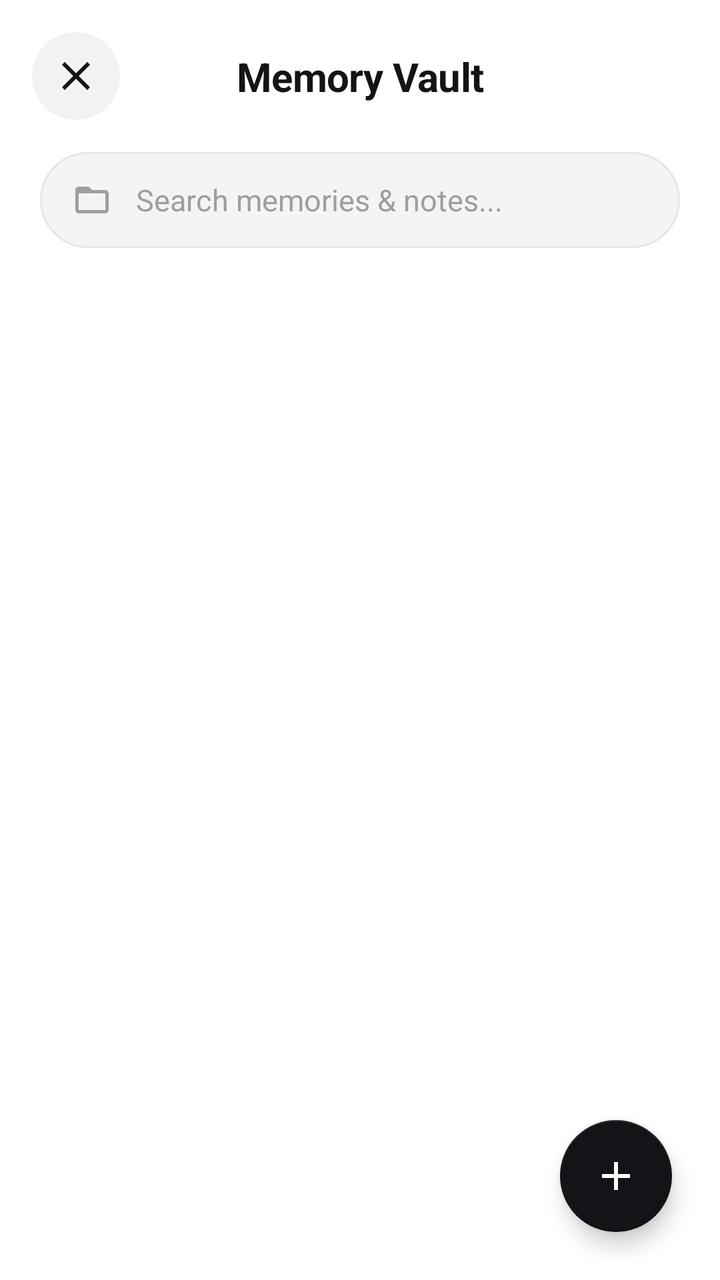
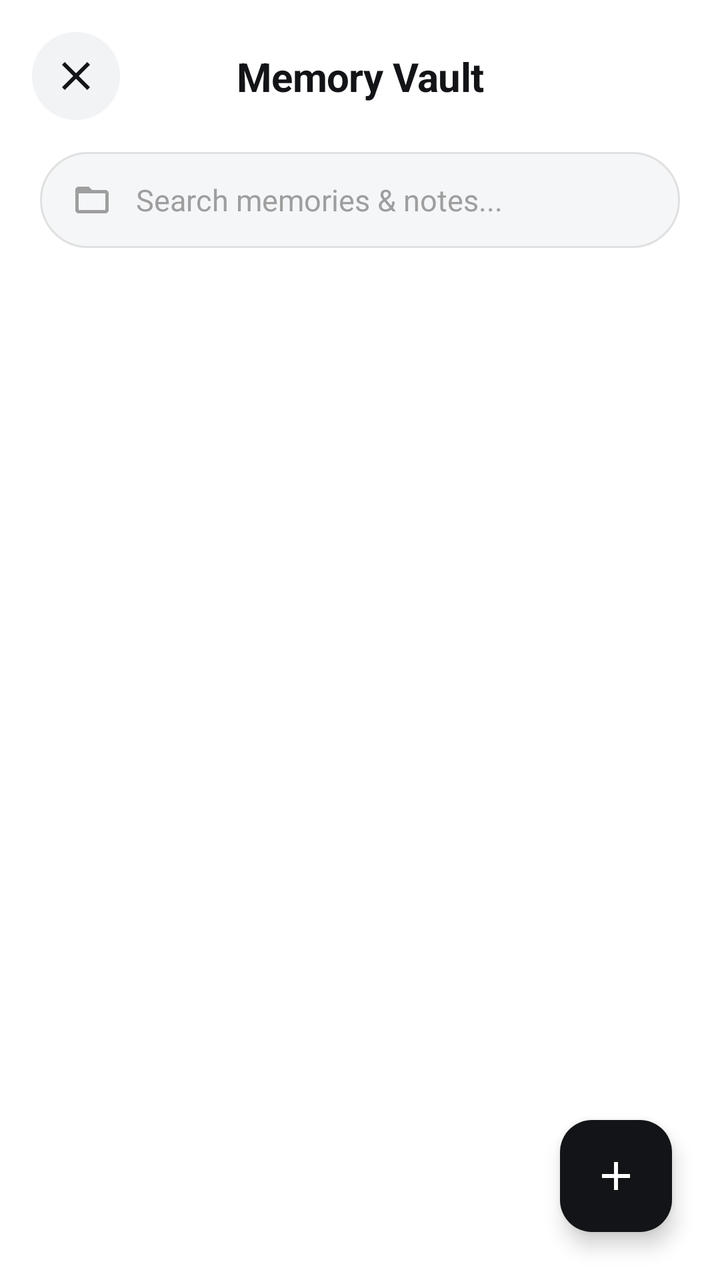

The first picture is an Android layout as it rendered before a commit; the second is the same layout after the commit. The layout source and the unified diff follow.
<!-- AndroidManifest.xml: activity theme Theme.AppTempeLate -->
<!-- res/layout/activity_memory_vault.xml -->
<?xml version="1.0" encoding="utf-8"?>
<androidx.constraintlayout.widget.ConstraintLayout xmlns:android="http://schemas.android.com/apk/res/android"
    xmlns:app="http://schemas.android.com/apk/res-auto"
    xmlns:tools="http://schemas.android.com/tools"
    android:layout_width="match_parent"
    android:layout_height="match_parent"
    android:background="#FFFFFF"
    tools:context=".MemoryVaultActivity">

    
    <ImageButton
        android:id="@+id/btnBack"
        android:layout_width="44dp"
        android:layout_height="44dp"
        android:layout_marginStart="16dp"
        android:layout_marginTop="16dp"
        android:background="@drawable/bg_circle_icon_button"
        android:contentDescription="Back"
        android:padding="10dp"
        android:src="@drawable/ic_close"
        app:layout_constraintStart_toStartOf="parent"
        app:layout_constraintTop_toTopOf="parent"
        app:tint="#121417" />

    
    <TextView
        android:id="@+id/tvVaultTitle"
        android:layout_width="wrap_content"
        android:layout_height="wrap_content"
        android:text="Memory Vault"
        android:textColor="#121417"
        android:textSize="20sp"
        android:textStyle="bold"
        android:letterSpacing="-0.01"
        app:layout_constraintBottom_toBottomOf="@+id/btnBack"
        app:layout_constraintEnd_toEndOf="parent"
        app:layout_constraintStart_toStartOf="parent"
        app:layout_constraintTop_toTopOf="@+id/btnBack" />

    
    <LinearLayout
        android:id="@+id/llSearchContainer"
        android:layout_width="0dp"
        android:layout_height="wrap_content"
        android:layout_marginHorizontal="20dp"
        android:layout_marginTop="16dp"
        android:background="@drawable/bg_gemini_chat_box"
        android:gravity="center_vertical"
        android:minHeight="48dp"
        android:orientation="horizontal"
        android:paddingHorizontal="16dp"
        app:layout_constraintEnd_toEndOf="parent"
        app:layout_constraintStart_toStartOf="parent"
        app:layout_constraintTop_toBottomOf="@+id/btnBack">

        <ImageView
            android:layout_width="20dp"
            android:layout_height="20dp"
            android:src="@drawable/ic_vault"
            app:tint="#9E9E9E"
            android:contentDescription="Search Icon" />

        <EditText
            android:id="@+id/etSearchVault"
            android:layout_width="match_parent"
            android:layout_height="wrap_content"
            android:layout_marginStart="12dp"
            android:background="@null"
            android:hint="Search memories &amp; notes..."
            android:inputType="text"
            android:textColor="#121417"
            android:textColorHint="#9E9E9E"
            android:textSize="15sp" />

    </LinearLayout>

    
    <androidx.recyclerview.widget.RecyclerView
        android:id="@+id/rvMemoryList"
        android:layout_width="0dp"
        android:layout_height="0dp"
        android:layout_marginTop="16dp"
        android:clipToPadding="false"
        android:paddingHorizontal="20dp"
        android:paddingBottom="80dp"
        app:layout_constraintBottom_toBottomOf="parent"
        app:layout_constraintEnd_toEndOf="parent"
        app:layout_constraintStart_toStartOf="parent"
        app:layout_constraintTop_toBottomOf="@+id/llSearchContainer" />

    
    <com.google.android.material.floatingactionbutton.FloatingActionButton
        android:id="@+id/fabAddMemory"
        android:layout_width="wrap_content"
        android:layout_height="wrap_content"
        android:layout_marginEnd="24dp"
        android:layout_marginBottom="24dp"
        android:contentDescription="Add New Memory"
        android:src="@drawable/ic_plus"
        app:backgroundTint="#121417"
        app:layout_constraintBottom_toBottomOf="parent"
        app:layout_constraintEnd_toEndOf="parent"
        app:tint="#FFFFFF" />

</androidx.constraintlayout.widget.ConstraintLayout>
<!-- resources referenced by this layout -->
<resources>
  <!-- drawable bg_circle_icon_button (drawable) -->
  <?xml version="1.0" encoding="utf-8"?>
  <ripple xmlns:android="http://schemas.android.com/apk/res/android"
      android:color="#1F000000">
      <item>
          <shape android:shape="oval">
              <solid android:color="#0D000000" />
          </shape>
      </item>
  </ripple>
  <!-- drawable bg_gemini_chat_box (drawable) -->
  <?xml version="1.0" encoding="utf-8"?>
  <shape xmlns:android="http://schemas.android.com/apk/res/android"
      android:shape="rectangle">
      <solid android:color="#F3F4F6" />
      <corners android:radius="28dp" />
      <stroke
          android:width="1dp"
          android:color="#E5E7EB" />
  </shape>
  <!-- drawable ic_close (drawable) -->
  <vector xmlns:android="http://schemas.android.com/apk/res/android"
      android:width="24dp"
      android:height="24dp"
      android:viewportWidth="24"
      android:viewportHeight="24">
    <path
        android:fillColor="#D8DCDE"
        android:pathData="M19,6.41L17.59,5 12,10.59 6.41,5 5,6.41 10.59,12 5,17.59 6.41,19 12,13.41 17.59,19 19,17.59 13.41,12z"/>
  </vector>
  <!-- drawable ic_plus (drawable) -->
  <vector xmlns:android="http://schemas.android.com/apk/res/android"
      android:width="24dp"
      android:height="24dp"
      android:viewportWidth="24"
      android:viewportHeight="24">
    <path
        android:fillColor="#D8DCDE"
        android:pathData="M19,13h-6v6h-2v-6H5v-2h6V5h2v6h6v2z"/>
  </vector>
  <!-- drawable ic_vault (drawable) -->
  <vector xmlns:android="http://schemas.android.com/apk/res/android"
      android:width="24dp"
      android:height="24dp"
      android:viewportWidth="24"
      android:viewportHeight="24">
    <path
        android:fillColor="#424242"
        android:pathData="M20,6h-8l-2,-2H4C2.9,4 2.01,4.9 2.01,6L2,18c0,1.1 0.9,2 2,2h16c1.1,0 2,-0.9 2,-2V8c0,-1.1 -0.9,-2 -2,-2zm0,12H4V8h16v10z"/>
  </vector>
  <style name="Theme.AppTempeLate" parent="Theme.MaterialComponents.DayNight.NoActionBar">
          
          <item name="windowActionBar">false</item>
          <item name="windowNoTitle">true</item>
          <item name="android:windowActionBar">false</item>
          <item name="android:windowNoTitle">true</item>
  
          
          <item name="android:windowBackground">@color/white</item>
          <item name="android:statusBarColor">@color/white</item>
          <item name="android:windowLightStatusBar">true</item>
          <item name="android:navigationBarColor">@color/white</item>
      </style>
  <color name="white">#FFFFFF</color>
</resources>

<!-- the commit's change to res/layout/activity_memory_vault.xml (unified diff, before → after) -->
@@ -4,7 +4,7 @@
     xmlns:tools="http://schemas.android.com/tools"
     android:layout_width="match_parent"
     android:layout_height="match_parent"
-    android:background="#FFFFFF"
+    android:background="@color/app_window_background"
     tools:context=".MemoryVaultActivity">
 
     
@@ -20,7 +20,7 @@
         android:src="@drawable/ic_close"
         app:layout_constraintStart_toStartOf="parent"
         app:layout_constraintTop_toTopOf="parent"
-        app:tint="#121417" />
+        app:tint="@color/text_primary" />
 
     
     <TextView
@@ -28,7 +28,7 @@
         android:layout_width="wrap_content"
         android:layout_height="wrap_content"
         android:text="Memory Vault"
-        android:textColor="#121417"
+        android:textColor="@color/text_primary"
         android:textSize="20sp"
         android:textStyle="bold"
         android:letterSpacing="-0.01"
@@ -57,7 +57,7 @@
             android:layout_width="20dp"
             android:layout_height="20dp"
             android:src="@drawable/ic_vault"
-            app:tint="#9E9E9E"
+            app:tint="@color/text_hint"
             android:contentDescription="Search Icon" />
 
         <EditText
@@ -68,8 +68,8 @@
             android:background="@null"
             android:hint="Search memories &amp; notes..."
             android:inputType="text"
-            android:textColor="#121417"
-            android:textColorHint="#9E9E9E"
+            android:textColor="@color/text_primary"
+            android:textColorHint="@color/text_hint"
             android:textSize="15sp" />
 
     </LinearLayout>
@@ -97,9 +97,9 @@
         android:layout_marginBottom="24dp"
         android:contentDescription="Add New Memory"
         android:src="@drawable/ic_plus"
-        app:backgroundTint="#121417"
+        app:backgroundTint="@color/text_primary"
         app:layout_constraintBottom_toBottomOf="parent"
         app:layout_constraintEnd_toEndOf="parent"
-        app:tint="#FFFFFF" />
+        app:tint="@color/app_window_background" />
 
 </androidx.constraintlayout.widget.ConstraintLayout>
<!-- resource entries referenced after the edit -->
@@ -1,12 +1,15 @@
 <!-- resources referenced by this layout -->
 <resources>
+  <color name="app_window_background">#FFFFFF</color>
+  <color name="text_hint">#9E9E9E</color>
+  <color name="text_primary">#121417</color>
   <!-- drawable bg_circle_icon_button (drawable) -->
   <?xml version="1.0" encoding="utf-8"?>
   <ripple xmlns:android="http://schemas.android.com/apk/res/android"
       android:color="#1F000000">
       <item>
           <shape android:shape="oval">
-              <solid android:color="#0D000000" />
+              <solid android:color="@color/app_icon_button_background" />
           </shape>
       </item>
   </ripple>
@@ -14,11 +17,11 @@
   <?xml version="1.0" encoding="utf-8"?>
   <shape xmlns:android="http://schemas.android.com/apk/res/android"
       android:shape="rectangle">
-      <solid android:color="#F3F4F6" />
+      <solid android:color="@color/chat_box_bg" />
       <corners android:radius="28dp" />
       <stroke
           android:width="1dp"
-          android:color="#E5E7EB" />
+          android:color="@color/chat_box_border" />
   </shape>
   <!-- drawable ic_close (drawable) -->
   <vector xmlns:android="http://schemas.android.com/apk/res/android"
@@ -50,19 +53,24 @@
         android:fillColor="#424242"
         android:pathData="M20,6h-8l-2,-2H4C2.9,4 2.01,4.9 2.01,6L2,18c0,1.1 0.9,2 2,2h16c1.1,0 2,-0.9 2,-2V8c0,-1.1 -0.9,-2 -2,-2zm0,12H4V8h16v10z"/>
   </vector>
-  <style name="Theme.AppTempeLate" parent="Theme.MaterialComponents.DayNight.NoActionBar">
+  <style name="Theme.AppTempeLate" parent="Theme.Material3.DayNight.NoActionBar">
           
           <item name="windowActionBar">false</item>
           <item name="windowNoTitle">true</item>
           <item name="android:windowActionBar">false</item>
           <item name="android:windowNoTitle">true</item>
   
-          
-          <item name="android:windowBackground">@color/white</item>
-          <item name="android:statusBarColor">@color/white</item>
+          <item name="android:windowBackground">@color/app_window_background</item>
+          <item name="android:statusBarColor">@color/app_window_background</item>
+          <item name="android:navigationBarColor">@color/app_window_background</item>
           <item name="android:windowLightStatusBar">true</item>
-          <item name="android:navigationBarColor">@color/white</item>
+          <item name="colorSurface">@color/app_surface_background</item>
+          <item name="colorOnSurface">@color/text_primary</item>
+          <item name="colorBackgroundFloating">@color/app_surface_background</item>
       </style>
-  <color name="white">#FFFFFF</color>
+  <color name="app_icon_button_background">#F1F3F5</color>
+  <color name="chat_box_bg">#F5F6F8</color>
+  <color name="chat_box_border">#E0E0E0</color>
+  <color name="app_surface_background">#F7F8FA</color>
 </resources>
 
